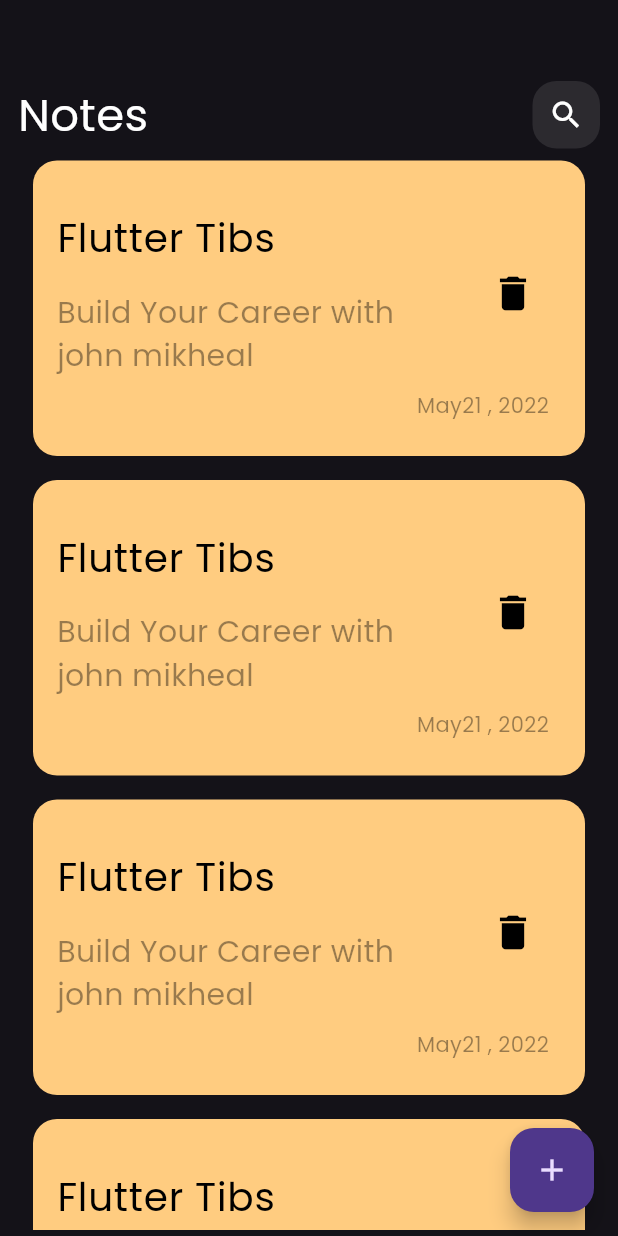
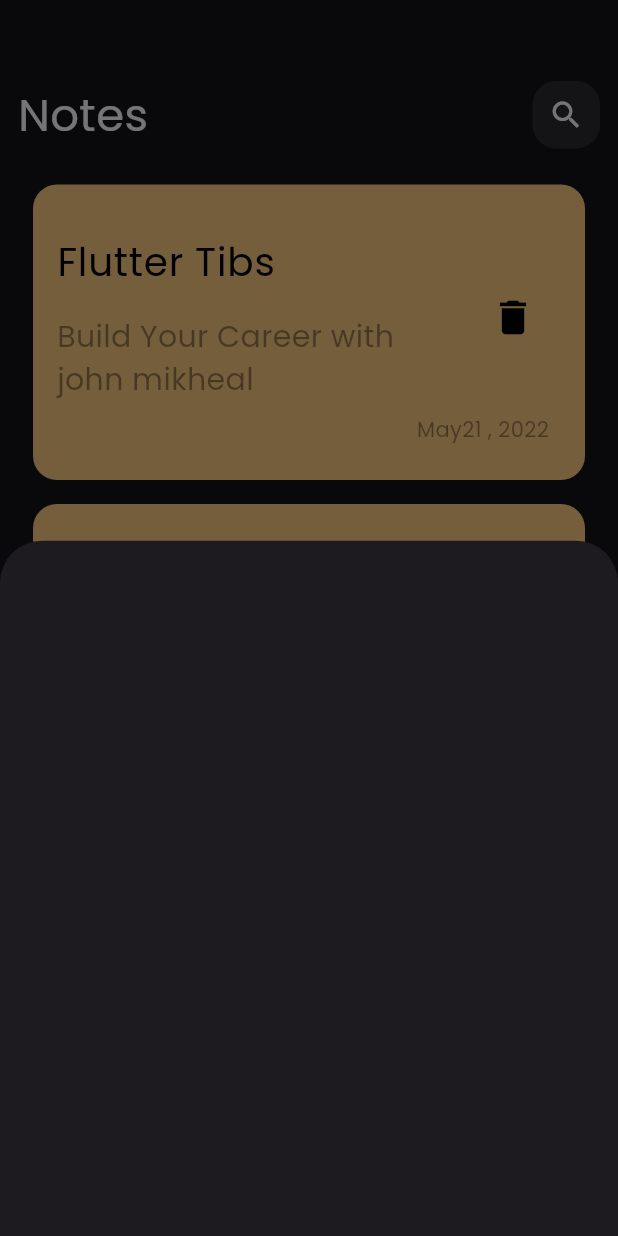
Before and after one commit to johnmikheal/notes_app, a Flutter app: the screen it shows after launch, after a tap on the "add" icon, on a phone screen of 412 x 824 dp. Run offline on Flutter 3.47's test engine with Material 3 defaults, Android fonts, the phone set to English and light mode, and no system bars.

Commit message:
show model bottom sheet

```diff
--- a/lib/views/notes_views.dart
+++ b/lib/views/notes_views.dart
@@ -1,4 +1,5 @@
 import 'package:flutter/material.dart';
+import 'package:tkuo/widgets/Add_Note_Model_Sheet.dart';
 import 'package:tkuo/widgets/notes_view_body.dart';
 
 class NotesViews extends StatelessWidget {
@@ -8,7 +9,13 @@ class NotesViews extends StatelessWidget {
   Widget build(BuildContext context) {
     return Scaffold(
       floatingActionButton: FloatingActionButton(
-        onPressed: () {},
+        onPressed: () {
+          showModalBottomSheet(
+              context: context,
+              builder: (context) {
+                return const AddNoteModelSheet();
+              });
+        },
         child: const Icon(Icons.add),
       ),
       body: const NotesViewBody(),
--- /dev/null
+++ b/lib/widgets/Add_Note_Model_Sheet.dart
@@ -0,0 +1,10 @@
+import 'package:flutter/material.dart';
+
+class AddNoteModelSheet extends StatelessWidget {
+  const AddNoteModelSheet({super.key});
+
+  @override
+  Widget build(BuildContext context) {
+    return Container();
+  }
+}
--- a/lib/widgets/notes_list_view.dart
+++ b/lib/widgets/notes_list_view.dart
@@ -6,11 +6,14 @@ class NotesListView extends StatelessWidget {
 
   @override
   Widget build(BuildContext context) {
-    return ListView.builder(itemBuilder: (context, index) {
-      return const Padding(
-        padding: const EdgeInsets.symmetric(vertical: 8, horizontal: 10),
-        child: const NoteItem(),
-      );
-    });
+    return Padding(
+      padding: const EdgeInsets.symmetric(vertical: 16),
+      child: ListView.builder(itemBuilder: (context, index) {
+        return const Padding(
+          padding: const EdgeInsets.symmetric(vertical: 8, horizontal: 10),
+          child: const NoteItem(),
+        );
+      }),
+    );
   }
 }
```
